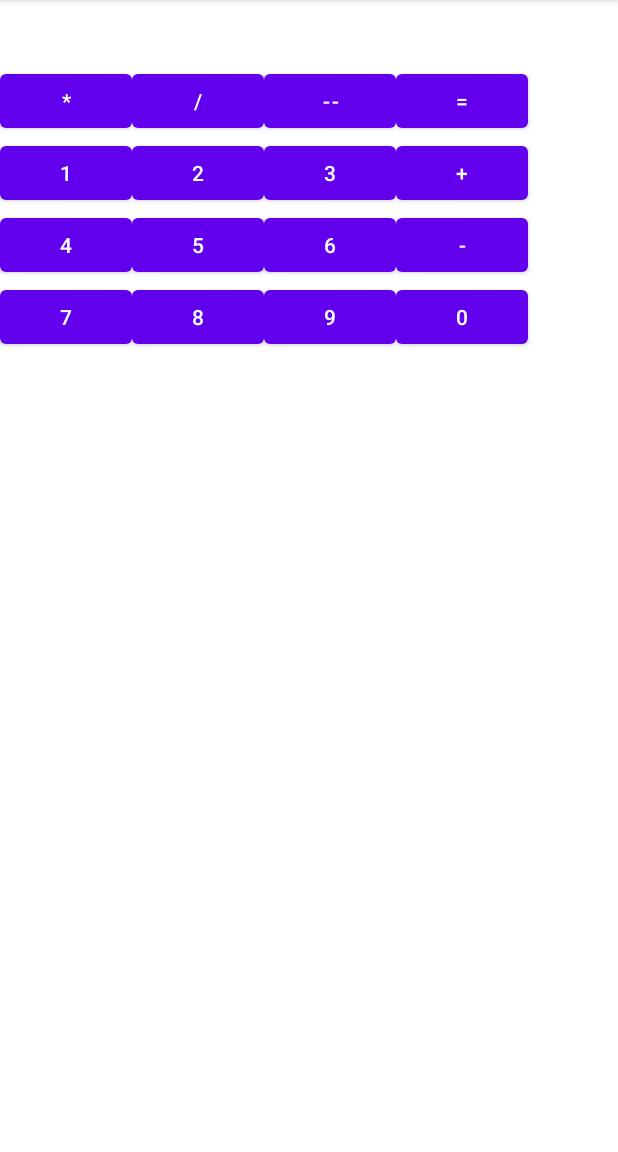
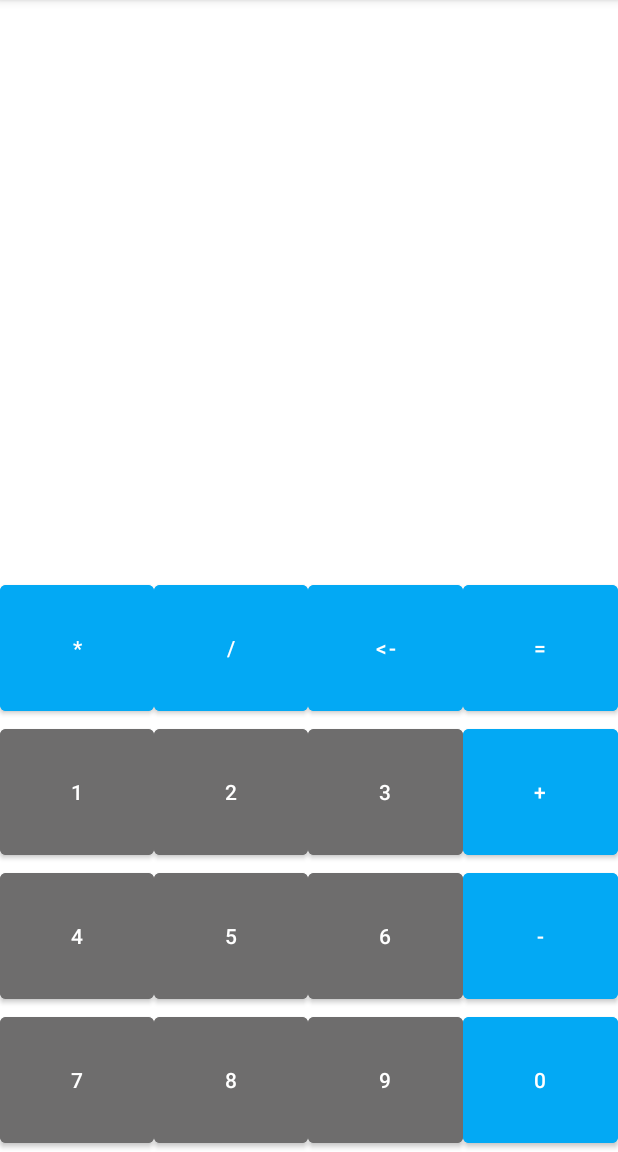
Before and after one commit to MakovAl/My-calc, an Android app: the screen it shows after launch (MainActivity), on a phone screen of 412 x 824 dp, the part 84-1236 px from its top. Run offline under Robolectric (Android 15) with nearby library versions, the phone set to English and light mode, and no system bars.

```diff
--- a/app/build.gradle
+++ b/app/build.gradle
@@ -34,6 +34,7 @@ dependencies {
     implementation 'com.google.android.material:material:1.6.1'
     implementation 'androidx.constraintlayout:constraintlayout:2.1.4'
     testImplementation 'junit:junit:4.13.2'
+    implementation 'io.apisense:rhino-android:1.1.1'
     androidTestImplementation 'androidx.test.ext:junit:1.1.3'
     androidTestImplementation 'androidx.test.espresso:espresso-core:3.4.0'
 }
--- /dev/null
+++ b/app/src/main/java/com/makoval/mycalc/CorrectionInput.java
@@ -0,0 +1,45 @@
+package com.makoval.mycalc;
+
+/**
+ * Класс отвечающий за то, чтобы строка имела правильный вид.
+ */
+public class CorrectionInput {
+
+    String operation;
+    String operationsWithMinus;
+
+    public CorrectionInput(String operation, String operationsWithMinus) {
+        this.operation = operation;
+        this.operationsWithMinus = operationsWithMinus;
+    }
+
+    /**
+     * Метод позоваляет производит корректировку строки для отображения в правильном виде
+     *
+     * @param curTextScreen строка котрую пользователь ввел ранне
+     * @param symbol текущий символ введенный пользователем
+     * @return строка с введеным пользователем символом
+     */
+    public String correct(String curTextScreen, String symbol) {
+        String lastSymbol = getLastSymbol(curTextScreen);
+        if (operation.contains(lastSymbol) && !symbol.equals("-")) {
+            curTextScreen = curTextScreen.substring(0, curTextScreen.length() - 1);
+            String lastSymbolMinus = getLastSymbol(curTextScreen);
+            if (operation.contains(lastSymbolMinus)) {
+                curTextScreen = curTextScreen.substring(0, curTextScreen.length() - 1);
+            }
+        } else if (symbol.equals("-") && !operationsWithMinus.contains(lastSymbol)) {
+            curTextScreen = curTextScreen.substring(0, curTextScreen.length() - 1);
+        }
+        return curTextScreen + symbol;
+    }
+
+    private String getLastSymbol(String curTextScreen) {
+        if (!curTextScreen.equals("")) {
+            return curTextScreen.substring(curTextScreen.length() - 1);
+        } else {
+            return curTextScreen;
+        }
+    }
+
+}
--- /dev/null
+++ b/app/src/main/java/com/makoval/mycalc/calculation/ICalculation.java
@@ -0,0 +1,9 @@
+package com.makoval.mycalc.calculation;
+
+/**
+ * Интерфейс рализуемый классами выполняющие вычисления выражения
+ */
+public interface ICalculation {
+
+    String calc(String expression);
+}
--- /dev/null
+++ b/app/src/main/java/com/makoval/mycalc/operation/Div.java
@@ -0,0 +1,8 @@
+package com.makoval.mycalc.operation;
+
+public class Div implements IOperation {
+    @Override
+    public Double calculation(Double leftOperand, Double rightOperand) {
+        return rightOperand / leftOperand;
+    }
+}
--- /dev/null
+++ b/app/src/main/java/com/makoval/mycalc/operation/IOperation.java
@@ -0,0 +1,7 @@
+package com.makoval.mycalc.operation;
+
+public interface IOperation {
+
+    public Double calculation(Double leftOperand, Double rightOperand);
+
+}
--- /dev/null
+++ b/app/src/main/java/com/makoval/mycalc/operation/Minus.java
@@ -0,0 +1,8 @@
+package com.makoval.mycalc.operation;
+
+public class Minus implements IOperation{
+    @Override
+    public Double calculation(Double leftOperand, Double rightOperand) {
+        return -1 * (leftOperand) + rightOperand;
+    }
+}
--- /dev/null
+++ b/app/src/main/java/com/makoval/mycalc/operation/Mul.java
@@ -0,0 +1,10 @@
+package com.makoval.mycalc.operation;
+
+public class Mul implements IOperation {
+
+    @Override
+    public Double calculation(Double leftOperand, Double rightOperand) {
+        return leftOperand * rightOperand;
+    }
+
+}
--- /dev/null
+++ b/app/src/main/java/com/makoval/mycalc/operation/Sum.java
@@ -0,0 +1,8 @@
+package com.makoval.mycalc.operation;
+
+public class Sum implements IOperation{
+    @Override
+    public Double calculation(Double leftOperand, Double rightOperand) {
+        return leftOperand + rightOperand;
+    }
+}
--- a/app/src/main/res/layout/activity_main.xml
+++ b/app/src/main/res/layout/activity_main.xml
@@ -1,146 +1,187 @@
 <?xml version="1.0" encoding="utf-8"?>
 <LinearLayout xmlns:android="http://schemas.android.com/apk/res/android"
-    android:orientation="vertical"
     xmlns:tools="http://schemas.android.com/tools"
     android:layout_width="match_parent"
     android:layout_height="match_parent"
+    android:gravity="bottom"
+    android:orientation="vertical"
     tools:context=".MainActivity"
+
     >
 
     <LinearLayout
         android:layout_width="match_parent"
-        android:layout_height="wrap_content">
+        android:layout_height="0px"
+        android:layout_weight="4">
 
         <TextView
             android:id="@+id/calc_screen"
             android:layout_width="match_parent"
-            android:layout_height="wrap_content"
+            android:layout_height="match_parent"
             android:text=""
+            android:textAlignment="viewEnd"
             android:textSize="32sp" />
 
     </LinearLayout>
 
     <LinearLayout
         android:layout_width="match_parent"
-        android:layout_height="wrap_content">
+        android:layout_height="0px"
+        android:layout_weight="1"
+        android:gravity="center">
 
         <Button
             android:id="@+id/button_mul"
-            android:layout_width="wrap_content"
-            android:layout_height="wrap_content"
+            android:layout_width="0px"
+            android:layout_height="match_parent"
+            android:layout_weight="1"
+            android:backgroundTint="#03A9F4"
             android:text="*" />
 
         <Button
             android:id="@+id/button_div"
-            android:layout_width="wrap_content"
-            android:layout_height="wrap_content"
+            android:layout_width="0px"
+            android:layout_height="match_parent"
+            android:layout_weight="1"
+            android:backgroundTint="#03A9F4"
             android:text="/" />
 
         <Button
             android:id="@+id/button_delete"
-            android:layout_width="wrap_content"
-            android:layout_height="wrap_content"
-            android:text="--" />
+            android:layout_width="0px"
+            android:layout_height="match_parent"
+            android:layout_weight="1"
+            android:backgroundTint="#03A9F4"
+            android:text="@string/del_symbol"
+            android:textSize="14sp" />
 
         <Button
             android:id="@+id/button_equal"
-            android:layout_width="wrap_content"
-            android:layout_height="wrap_content"
+            android:layout_width="0px"
+            android:layout_height="match_parent"
+            android:layout_weight="1"
+            android:backgroundTint="#03A9F4"
             android:text="=" />
     </LinearLayout>
 
 
-
     <LinearLayout
         android:layout_width="match_parent"
-        android:layout_height="wrap_content">
+        android:layout_height="0px"
+        android:layout_weight="1"
+        android:gravity="center">
 
         <Button
             android:id="@+id/button_one"
-            android:layout_width="wrap_content"
-            android:layout_height="wrap_content"
+            android:layout_width="0px"
+            android:layout_height="match_parent"
+            android:layout_weight="1"
+            android:backgroundTint="#6E6D6D"
             android:text="1" />
 
         <Button
             android:id="@+id/button_two"
-            android:layout_width="wrap_content"
-            android:layout_height="wrap_content"
+            android:layout_width="0px"
+            android:layout_height="match_parent"
+            android:layout_weight="1"
+            android:backgroundTint="#6E6D6D"
             android:text="2" />
 
         <Button
             android:id="@+id/button_three"
-            android:layout_width="wrap_content"
-            android:layout_height="wrap_content"
+            android:layout_width="0px"
+            android:layout_height="match_parent"
+            android:layout_weight="1"
+            android:backgroundTint="#6E6D6D"
             android:text="3" />
 
         <Button
             android:id="@+id/button_plus"
-            android:layout_width="wrap_content"
-            android:layout_height="wrap_content"
+            android:layout_width="0px"
+            android:layout_height="match_parent"
+            android:layout_weight="1"
+            android:backgroundTint="#03A9F4"
             android:text="+" />
 
     </LinearLayout>
 
     <LinearLayout
         android:layout_width="match_parent"
-        android:layout_height="wrap_content">
+        android:layout_height="0px"
+        android:layout_weight="1"
+        android:gravity="center">
 
         <Button
             android:id="@+id/button_four"
-            android:layout_width="wrap_content"
-            android:layout_height="wrap_content"
+            android:layout_width="0px"
+            android:layout_height="match_parent"
+            android:layout_weight="1"
+            android:backgroundTint="#6E6D6D"
             android:text="4" />
 
         <Button
             android:id="@+id/button_five"
-            android:layout_width="wrap_content"
-            android:layout_height="wrap_content"
+            android:layout_width="0px"
+            android:layout_height="match_parent"
+            android:layout_weight="1"
+            android:backgroundTint="#6E6D6D"
             android:text="5" />
 
         <Button
             android:id="@+id/button_six"
-            android:layout_width="wrap_content"
-            android:layout_height="wrap_content"
+            android:layout_width="0px"
+            android:layout_height="match_parent"
+            android:layout_weight="1"
+            android:backgroundTint="#6E6D6D"
             android:text="6" />
 
         <Button
             android:id="@+id/button_minus"
-            android:layout_width="wrap_content"
-            android:layout_height="wrap_content"
+            android:layout_width="0px"
+            android:layout_height="match_parent"
+            android:layout_weight="1"
+            android:backgroundTint="#03A9F4"
             android:text="-" />
 
     </LinearLayout>
 
     <LinearLayout
         android:layout_width="match_parent"
-        android:layout_height="wrap_content">
+        android:layout_height="0px"
+        android:layout_weight="1"
+        android:gravity="center">
 
         <Button
             android:id="@+id/button_seven"
-            android:layout_width="wrap_content"
-            android:layout_height="wrap_content"
+            android:layout_width="0px"
+            android:layout_height="match_parent"
+            android:layout_weight="1"
+            android:backgroundTint="#6E6D6D"
             android:text="7" />
 
         <Button
             android:id="@+id/button_eight"
-            android:layout_width="wrap_content"
-            android:layout_height="wrap_content"
+            android:layout_width="0px"
+            android:layout_height="match_parent"
+            android:layout_weight="1"
+            android:backgroundTint="#6E6D6D"
             android:text="8" />
 
         <Button
             android:id="@+id/button_nine"
-            android:layout_width="wrap_content"
-            android:layout_height="wrap_content"
+            android:layout_width="0px"
+            android:layout_height="match_parent"
+            android:layout_weight="1"
+            android:backgroundTint="#6E6D6D"
             android:text="9" />
 
         <Button
             android:id="@+id/button_zero"
-            android:layout_width="wrap_content"
-            android:layout_height="wrap_content"
-
+            android:layout_width="0px"
+            android:layout_height="match_parent"
+            android:layout_weight="1"
+            android:backgroundTint="#03A9F4"
             android:text="0" />
 
     </LinearLayout>
-
-
 </LinearLayout>
--- a/app/src/main/res/values/strings.xml
+++ b/app/src/main/res/values/strings.xml
@@ -1,3 +1,4 @@
 <resources>
     <string name="app_name">MyCalc</string>
+    <string name="del_symbol"><![CDATA[<-]]></string>
 </resources>
```
Also changed, not shown: app/src/main/java/com/makoval/mycalc/MainActivity.java (+51 -21 lines), app/src/main/java/com/makoval/mycalc/RPN.java (added, +118 -0 lines), app/src/main/java/com/makoval/mycalc/calculation/JavaScriptCalculation.java (added, +24 -0 lines), app/src/main/java/com/makoval/mycalc/calculation/RPNCalculation.java (added, +139 -0 lines), app/src/main/res/layout/switch_item.xml (added, +11 -0 lines).
